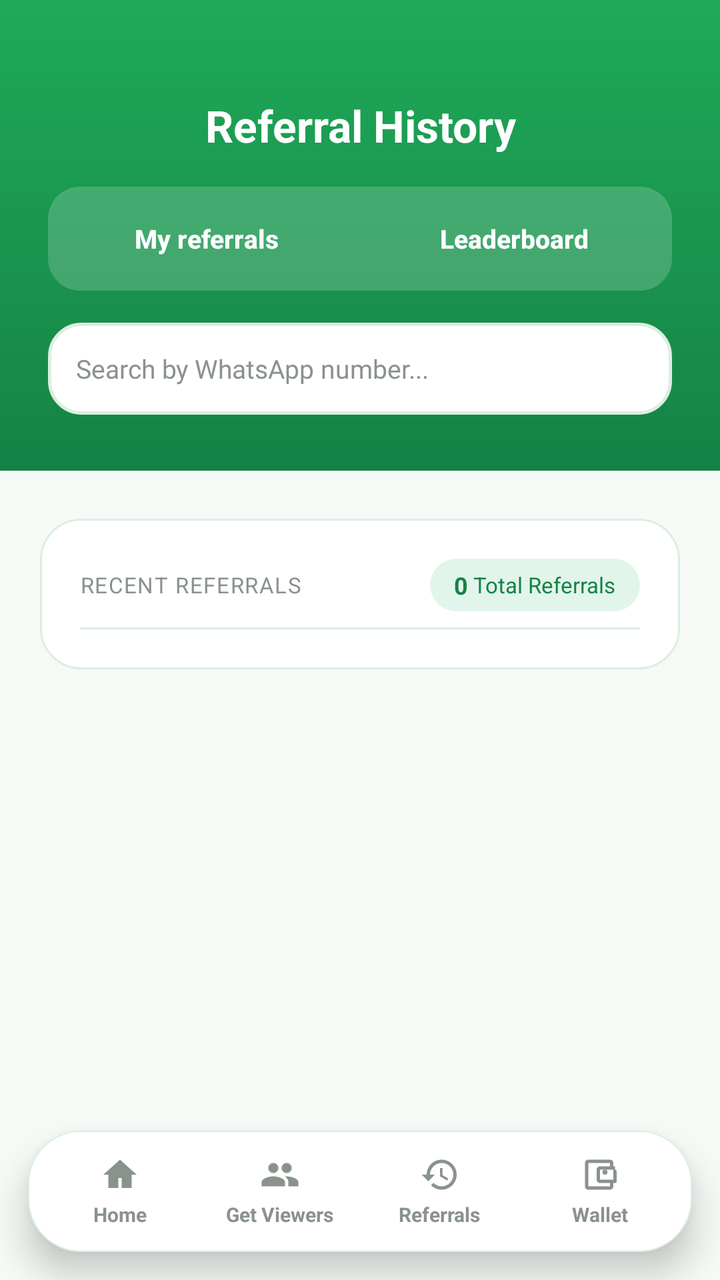
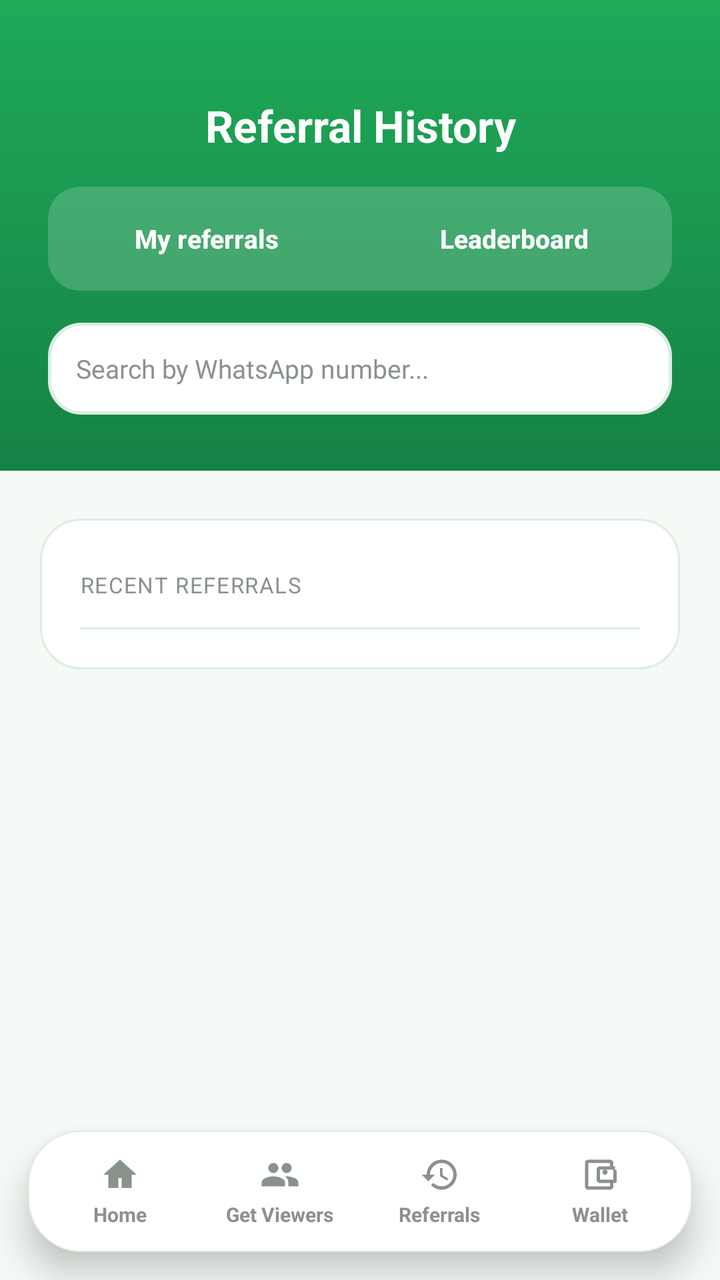

Compare the two renders of this Android layout. The source of the first and the diff that turns it into the second are given below.
<!-- AndroidManifest.xml: application theme Theme.VGKontact -->
<!-- res/layout/activity_history.xml -->
<?xml version="1.0" encoding="utf-8"?>
<FrameLayout xmlns:android="http://schemas.android.com/apk/res/android"
    xmlns:app="http://schemas.android.com/apk/res-auto"
    xmlns:tools="http://schemas.android.com/tools"
    android:layout_width="match_parent"
    android:layout_height="match_parent"
    android:background="@color/stats_card_fill">

<LinearLayout
    android:layout_width="match_parent"
    android:layout_height="match_parent"
    android:orientation="vertical">

    
    <LinearLayout
        android:layout_width="match_parent"
        android:layout_height="wrap_content"
        android:orientation="vertical"
        android:background="@drawable/header_gradient"
        android:paddingTop="48dp"
        android:paddingBottom="28dp"
        android:paddingStart="24dp"
        android:paddingEnd="24dp"
        android:gravity="center">

        <TextView
            android:layout_width="match_parent"
            android:layout_height="wrap_content"
            android:text="@string/title_history"
            android:textSize="22sp"
            android:textStyle="bold"
            android:textColor="@color/white"
            android:textAlignment="center" />

        
        <LinearLayout
            android:layout_width="match_parent"
            android:layout_height="wrap_content"
            android:orientation="horizontal"
            android:background="@drawable/header_tab_track_background"
            android:padding="4dp"
            android:layout_marginTop="16dp">

            <Button
                android:id="@+id/tabMyReferralsButton"
                android:layout_width="0dp"
                android:layout_height="44dp"
                android:layout_weight="1"
                android:text="@string/tab_my_referrals"
                android:textAllCaps="false"
                android:textSize="13sp"
                android:textStyle="bold"
                android:backgroundTint="@android:color/transparent"
                android:textColor="@color/white"
                app:cornerRadius="12dp"
                app:elevation="0dp"
                app:rippleColor="@color/vg_green_tint"
                android:stateListAnimator="@null"
                android:insetTop="0dp"
                android:insetBottom="0dp" />

            <Button
                android:id="@+id/tabLeaderboardButton"
                android:layout_width="0dp"
                android:layout_height="44dp"
                android:layout_weight="1"
                android:layout_marginStart="4dp"
                android:text="@string/tab_leaderboard"
                android:textAllCaps="false"
                android:textSize="13sp"
                android:textStyle="bold"
                android:backgroundTint="@android:color/transparent"
                android:textColor="@color/white"
                app:cornerRadius="12dp"
                app:elevation="0dp"
                app:rippleColor="@color/vg_green_tint"
                android:stateListAnimator="@null"
                android:insetTop="0dp"
                android:insetBottom="0dp" />

        </LinearLayout>

        
        <EditText
            android:id="@+id/myReferralsSearchInput"
            android:layout_width="match_parent"
            android:layout_height="46dp"
            android:hint="Search by WhatsApp number..."
            android:inputType="number"
            android:paddingStart="14dp"
            android:paddingEnd="14dp"
            android:background="@drawable/rect_box_background"
            android:textSize="13sp"
            android:textColor="@color/vg_dark"
            android:textColorHint="@color/text_muted"
            android:fontFamily="@font/poppins"
            android:imeOptions="actionDone"
            android:layout_marginTop="16dp" />

        <EditText
            android:id="@+id/historySearchInput"
            android:layout_width="match_parent"
            android:layout_height="46dp"
            android:hint="Search by WhatsApp number..."
            android:inputType="number"
            android:paddingStart="14dp"
            android:paddingEnd="14dp"
            android:background="@drawable/rect_box_background"
            android:textSize="13sp"
            android:textColor="@color/vg_dark"
            android:textColorHint="@color/text_muted"
            android:fontFamily="@font/poppins"
            android:imeOptions="actionDone"
            android:layout_marginTop="16dp"
            android:visibility="gone" />

    </LinearLayout>


    
    <TextView
        android:id="@+id/emptyText"
        android:layout_width="match_parent"
        android:layout_height="wrap_content"
        android:padding="24dp"
        android:gravity="center"
        android:textColor="@color/vg_dark"
        android:visibility="gone" />

    
    <ScrollView
        android:layout_width="match_parent"
        android:layout_height="0dp"
        android:layout_weight="1"
        android:clipToPadding="false"
        android:paddingBottom="88dp">

        <LinearLayout
            android:layout_width="match_parent"
            android:layout_height="wrap_content"
            android:orientation="vertical"
            android:paddingStart="20dp"
            android:paddingEnd="20dp"
            android:paddingTop="24dp"
            android:paddingBottom="24dp">

            
            <LinearLayout
                android:id="@+id/myReferralsPanel"
                android:layout_width="match_parent"
                android:layout_height="wrap_content"
                android:orientation="vertical"
                android:background="@drawable/card_background"
                android:padding="20dp"
                android:visibility="visible">

                
                <LinearLayout
                    android:id="@+id/myReferralsBreadcrumb"
                    android:layout_width="match_parent"
                    android:layout_height="wrap_content"
                    android:orientation="horizontal"
                    android:gravity="center_vertical"
                    android:background="@drawable/freq_summary_pill_background"
                    android:paddingTop="10dp"
                    android:paddingBottom="10dp"
                    android:paddingStart="12dp"
                    android:paddingEnd="12dp"
                    android:layout_marginBottom="16dp"
                    android:clickable="true"
                    android:focusable="true"
                    android:visibility="gone">

                    <ImageView
                        android:id="@+id/breadcrumbBackButton"
                        android:layout_width="18dp"
                        android:layout_height="18dp"
                        android:src="@drawable/ic_chevron_left"
                        app:tint="@color/vg_green_dark" />

                    <TextView
                        android:id="@+id/breadcrumbPathText"
                        android:layout_width="0dp"
                        android:layout_height="wrap_content"
                        android:layout_weight="1"
                        android:textSize="13sp"
                        android:textStyle="bold"
                        android:fontFamily="@font/poppins"
                        android:textColor="@color/vg_green_dark"
                        android:gravity="center"
                        android:ellipsize="end"
                        android:maxLines="1" />

                </LinearLayout>

                
                <LinearLayout
                    android:id="@+id/recentReferralsHeaderRow"
                    android:layout_width="match_parent"
                    android:layout_height="wrap_content"
                    android:orientation="horizontal"
                    android:gravity="center_vertical"
                    android:paddingBottom="8dp">

                    <TextView
                        android:id="@+id/recentReferralsLabel"
                        android:layout_width="0dp"
                        android:layout_height="wrap_content"
                        android:layout_weight="1"
                        android:text="RECENT REFERRALS"
                        android:textSize="11sp"
                        android:textAllCaps="true"
                        android:letterSpacing="0.05"
                        android:textColor="@color/text_muted" />

                    <LinearLayout
                        android:id="@+id/headerTotalPill"
                        android:layout_width="wrap_content"
                        android:layout_height="wrap_content"
                        android:orientation="horizontal"
                        android:gravity="center_vertical"
                        android:background="@drawable/freq_summary_pill_background"
                        android:paddingStart="12dp"
                        android:paddingEnd="12dp"
                        android:paddingTop="5dp"
                        android:paddingBottom="5dp">

                        <TextView
                            android:id="@+id/myReferralsTotalText"
                            android:layout_width="wrap_content"
                            android:layout_height="wrap_content"
                            android:text="0"
                            android:textSize="12sp"
                            android:textStyle="bold"
                            android:textColor="@color/vg_green_dark" />

                        <TextView
                            android:layout_width="wrap_content"
                            android:layout_height="wrap_content"
                            android:text=" Total Referrals"
                            android:textSize="11sp"
                            android:textColor="@color/vg_green_dark" />

                    </LinearLayout>

                </LinearLayout>

                <View
                    android:layout_width="match_parent"
                    android:layout_height="1dp"
                    android:background="@color/stats_card_border" />

                
                <LinearLayout
                    android:id="@+id/myReferralsListContainer"
                    android:layout_width="match_parent"
                    android:layout_height="wrap_content"
                    android:orientation="vertical" />


                
                <TextView
                    android:id="@+id/myReferralsEmptyText"
                    android:layout_width="match_parent"
                    android:layout_height="wrap_content"
                    android:padding="24dp"
                    android:gravity="center"
                    android:textSize="13sp"
                    android:textColor="@color/text_muted"
                    android:text="No referrals yet."
                    android:visibility="gone" />

                
                <TextView
                    android:id="@+id/myReferralsNoResultsText"
                    android:layout_width="match_parent"
                    android:layout_height="wrap_content"
                    android:padding="24dp"
                    android:gravity="center"
                    android:textSize="13sp"
                    android:textColor="@color/text_muted"
                    android:visibility="gone" />

                
                <HorizontalScrollView
                    android:id="@+id/myReferralsPagerScroll"
                    android:layout_width="match_parent"
                    android:layout_height="wrap_content"
                    android:layout_marginTop="16dp"
                    android:scrollbars="none"
                    android:visibility="gone">

                    <LinearLayout
                        android:id="@+id/myReferralsPagerContainer"
                        android:layout_width="wrap_content"
                        android:layout_height="wrap_content"
                        android:orientation="horizontal"
                        android:gravity="center" />

                </HorizontalScrollView>

            </LinearLayout>

            
            <LinearLayout
                android:id="@+id/leaderboardPanel"
                android:layout_width="match_parent"
                android:layout_height="wrap_content"
                android:orientation="vertical"
                android:background="@drawable/card_background"
                android:padding="20dp"
                android:layout_marginTop="16dp"
                android:visibility="gone">

                
                <LinearLayout
                    android:layout_width="match_parent"
                    android:layout_height="wrap_content"
                    android:orientation="horizontal"
                    android:paddingBottom="8dp">

                    <TextView
                        android:layout_width="0dp"
                        android:layout_height="wrap_content"
                        android:layout_weight="1"
                        android:text="@string/history_column_number"
                        android:textSize="11sp"
                        android:textAllCaps="true"
                        android:letterSpacing="0.05"
                        android:textColor="@color/text_muted" />

                    <TextView
                        android:layout_width="wrap_content"
                        android:layout_height="wrap_content"
                        android:text="@string/history_column_referrals"
                        android:textSize="11sp"
                        android:textAllCaps="true"
                        android:letterSpacing="0.05"
                        android:textColor="@color/text_muted" />

                </LinearLayout>

                <View
                    android:layout_width="match_parent"
                    android:layout_height="1dp"
                    android:background="@color/stats_card_border" />

                
                <LinearLayout
                    android:id="@+id/dayListContainer"
                    android:layout_width="match_parent"
                    android:layout_height="wrap_content"
                    android:orientation="vertical" />

                
                <TextView
                    android:id="@+id/noResultsText"
                    android:layout_width="match_parent"
                    android:layout_height="wrap_content"
                    android:padding="24dp"
                    android:gravity="center"
                    android:textSize="13sp"
                    android:textColor="@color/text_muted"
                    android:visibility="gone" />

                
                <HorizontalScrollView
                    android:id="@+id/historyPagerScroll"
                    android:layout_width="match_parent"
                    android:layout_height="wrap_content"
                    android:layout_marginTop="16dp"
                    android:scrollbars="none"
                    android:visibility="gone">

                    <LinearLayout
                        android:id="@+id/historyPagerContainer"
                        android:layout_width="wrap_content"
                        android:layout_height="wrap_content"
                        android:orientation="horizontal"
                        android:gravity="center" />

                </HorizontalScrollView>

            </LinearLayout>

        </LinearLayout>

    </ScrollView>

</LinearLayout>

    <include layout="@layout/bottom_nav_bar" />

    <include layout="@layout/view_loading_overlay" />

</FrameLayout>
<!-- res/layout/bottom_nav_bar.xml (included above) -->
<?xml version="1.0" encoding="utf-8"?>
<LinearLayout xmlns:android="http://schemas.android.com/apk/res/android"
    xmlns:app="http://schemas.android.com/apk/res-auto"
    android:id="@+id/bottomNavBar"
    android:layout_width="match_parent"
    android:layout_height="wrap_content"
    android:layout_gravity="bottom"
    android:layout_marginStart="14dp"
    android:layout_marginEnd="14dp"
    android:layout_marginBottom="14dp"
    android:orientation="horizontal"
    android:background="@drawable/floating_nav_background"
    android:elevation="10dp"
    android:paddingTop="6dp"
    android:paddingBottom="6dp"
    android:paddingStart="6dp"
    android:paddingEnd="6dp">

    <LinearLayout
        android:id="@+id/navHomeTab"
        android:layout_width="0dp"
        android:layout_height="wrap_content"
        android:layout_weight="1"
        android:orientation="vertical"
        android:gravity="center"
        android:clickable="true"
        android:focusable="true"
        android:background="?android:attr/selectableItemBackgroundBorderless"
        android:paddingTop="6dp"
        android:paddingBottom="6dp">

        <ImageView
            android:id="@+id/navHomeIcon"
            android:layout_width="20dp"
            android:layout_height="20dp"
            android:src="@drawable/ic_home"
            app:tint="@color/text_muted" />

        <TextView
            android:id="@+id/navHomeLabel"
            android:layout_width="wrap_content"
            android:layout_height="wrap_content"
            android:layout_marginTop="3dp"
            android:text="@string/nav_home"
            android:textSize="10sp"
            android:textStyle="bold"
            android:textColor="@color/text_muted" />

    </LinearLayout>

    <LinearLayout
        android:id="@+id/navUpgradeTab"
        android:layout_width="0dp"
        android:layout_height="wrap_content"
        android:layout_weight="1"
        android:orientation="vertical"
        android:gravity="center"
        android:clickable="true"
        android:focusable="true"
        android:background="?android:attr/selectableItemBackgroundBorderless"
        android:paddingTop="6dp"
        android:paddingBottom="6dp">

        <ImageView
            android:id="@+id/navUpgradeIcon"
            android:layout_width="20dp"
            android:layout_height="20dp"
            android:src="@drawable/ic_contacts"
            app:tint="@color/text_muted" />

        <TextView
            android:id="@+id/navUpgradeLabel"
            android:layout_width="wrap_content"
            android:layout_height="wrap_content"
            android:layout_marginTop="3dp"
            android:text="@string/nav_upgrade"
            android:textSize="10sp"
            android:textStyle="bold"
            android:textColor="@color/text_muted" />

    </LinearLayout>

    <LinearLayout
        android:id="@+id/navHistoryTab"
        android:layout_width="0dp"
        android:layout_height="wrap_content"
        android:layout_weight="1"
        android:orientation="vertical"
        android:gravity="center"
        android:clickable="true"
        android:focusable="true"
        android:background="?android:attr/selectableItemBackgroundBorderless"
        android:paddingTop="6dp"
        android:paddingBottom="6dp">

        <ImageView
            android:id="@+id/navHistoryIcon"
            android:layout_width="20dp"
            android:layout_height="20dp"
            android:src="@drawable/ic_history"
            app:tint="@color/text_muted" />

        <TextView
            android:id="@+id/navHistoryLabel"
            android:layout_width="wrap_content"
            android:layout_height="wrap_content"
            android:layout_marginTop="3dp"
            android:text="@string/nav_history"
            android:textSize="10sp"
            android:textStyle="bold"
            android:textColor="@color/text_muted" />

    </LinearLayout>

    <LinearLayout
        android:id="@+id/navWalletTab"
        android:layout_width="0dp"
        android:layout_height="wrap_content"
        android:layout_weight="1"
        android:orientation="vertical"
        android:gravity="center"
        android:clickable="true"
        android:focusable="true"
        android:background="?android:attr/selectableItemBackgroundBorderless"
        android:paddingTop="6dp"
        android:paddingBottom="6dp">

        <ImageView
            android:id="@+id/navWalletIcon"
            android:layout_width="20dp"
            android:layout_height="20dp"
            android:src="@drawable/ic_wallet"
            app:tint="@color/text_muted" />

        <TextView
            android:id="@+id/navWalletLabel"
            android:layout_width="wrap_content"
            android:layout_height="wrap_content"
            android:layout_marginTop="3dp"
            android:text="@string/nav_wallet"
            android:textSize="10sp"
            android:textStyle="bold"
            android:textColor="@color/text_muted" />

    </LinearLayout>

</LinearLayout>
<!-- res/layout/view_loading_overlay.xml (included above) -->
<?xml version="1.0" encoding="utf-8"?>
<FrameLayout xmlns:android="http://schemas.android.com/apk/res/android"
    android:id="@+id/loadingOverlay"
    android:layout_width="match_parent"
    android:layout_height="match_parent"
    android:background="@color/white"
    android:clickable="true"
    android:focusable="true"
    android:elevation="20dp"
    android:visibility="gone">

    <ProgressBar
        android:layout_width="wrap_content"
        android:layout_height="wrap_content"
        android:layout_gravity="center"
        android:indeterminateTint="@color/vg_green" />

</FrameLayout>
<!-- resources referenced by this layout -->
<resources>
  <color name="stats_card_border">#DCEEE1</color>
  <color name="stats_card_fill">#F5FAF6</color>
  <color name="text_muted">#8A928C</color>
  <color name="vg_dark">#111B21</color>
  <color name="vg_green">#1FAA59</color>
  <color name="vg_green_dark">#158245</color>
  <color name="vg_green_tint">#E1F5EB</color>
  <color name="white">#FFFFFF</color>
  <!-- drawable card_background (drawable) -->
  <?xml version="1.0" encoding="utf-8"?>
  <shape xmlns:android="http://schemas.android.com/apk/res/android"
      android:shape="rectangle">
      <solid android:color="@color/white" />
      <corners android:radius="20dp" />
      <stroke android:width="1dp" android:color="@color/stats_card_border" />
  </shape>
  <!-- drawable floating_nav_background (drawable) -->
  <?xml version="1.0" encoding="utf-8"?>
  <shape xmlns:android="http://schemas.android.com/apk/res/android"
      android:shape="rectangle">
      <solid android:color="@color/white" />
      <corners android:radius="26dp" />
      <stroke
          android:width="0.5dp"
          android:color="@color/stats_card_border" />
  </shape>
  <!-- drawable freq_summary_pill_background (drawable) -->
  <?xml version="1.0" encoding="utf-8"?>
  <shape xmlns:android="http://schemas.android.com/apk/res/android"
      android:shape="rectangle">
      <solid android:color="@color/vg_green_tint" />
      <corners android:radius="26dp" />
  </shape>
  <!-- drawable header_gradient (drawable) -->
  <?xml version="1.0" encoding="utf-8"?>
  <shape xmlns:android="http://schemas.android.com/apk/res/android"
      android:shape="rectangle">
      <gradient
          android:angle="270"
          android:startColor="@color/vg_green"
          android:endColor="@color/vg_green_dark" />
  </shape>
  <!-- drawable header_tab_track_background (drawable) -->
  <?xml version="1.0" encoding="utf-8"?>
  <shape xmlns:android="http://schemas.android.com/apk/res/android"
      android:shape="rectangle">
  
      <solid android:color="#2EFFFFFF" />
  
      <corners android:radius="16dp" />
  
  </shape>
  <!-- drawable ic_chevron_left (drawable) -->
  <vector xmlns:android="http://schemas.android.com/apk/res/android"
      android:width="24dp"
      android:height="24dp"
      android:viewportWidth="24"
      android:viewportHeight="24">
      <path
          android:fillColor="#FF000000"
          android:pathData="M15,18l-6,-6 6,-6 -1.41,-1.41L6.17,12l7.42,7.41z"/>
  </vector>
  <!-- drawable ic_home (drawable) -->
  <vector xmlns:android="http://schemas.android.com/apk/res/android"
      android:width="24dp"
      android:height="24dp"
      android:viewportWidth="24"
      android:viewportHeight="24">
      <path
          android:fillColor="#FF000000"
          android:pathData="M12,3L2,12h3v8h6v-6h2v6h6v-8h3L12,3z"/>
  </vector>
  <!-- drawable rect_box_background (drawable) -->
  <?xml version="1.0" encoding="utf-8"?>
  <shape xmlns:android="http://schemas.android.com/apk/res/android"
      android:shape="rectangle">
      <solid android:color="@color/white" />
      <corners android:radius="16dp" />
      <stroke
          android:width="1.5dp"
          android:color="@color/stats_card_border" />
  </shape>
  <string name="history_column_number">Affiliate Number</string>
  <string name="history_column_referrals">Referrals</string>
  <string name="nav_history">Referrals</string>
  <string name="nav_home">Home</string>
  <string name="nav_upgrade">Get Viewers</string>
  <string name="nav_wallet">Wallet</string>
  <string name="tab_leaderboard">Leaderboard</string>
  <string name="tab_my_referrals">My referrals</string>
  <string name="title_history">Referral History</string>
  <style name="VGKontactPopupMenu" parent="Widget.MaterialComponents.PopupMenu">
          <item name="android:popupBackground">@android:color/white</item>
      </style>
  <!-- unchanged entries left out for length: 4 -->
</resources>

<!-- the commit's change to res/layout/activity_history.xml (unified diff, before → after) -->
@@ -116,6 +116,14 @@
 
     </LinearLayout>
 
+    
+    <ProgressBar
+        android:id="@+id/progressBar"
+        android:layout_width="wrap_content"
+        android:layout_height="wrap_content"
+        android:layout_gravity="center"
+        android:layout_marginTop="24dp"
+        android:visibility="gone" />
 
     
     <TextView
@@ -223,13 +231,14 @@
                         android:paddingStart="12dp"
                         android:paddingEnd="12dp"
                         android:paddingTop="5dp"
-                        android:paddingBottom="5dp">
+                        android:paddingBottom="5dp"
+                        android:visibility="invisible">
 
                         <TextView
                             android:id="@+id/myReferralsTotalText"
                             android:layout_width="wrap_content"
                             android:layout_height="wrap_content"
-                            android:text="0"
+                            android:text=""
                             android:textSize="12sp"
                             android:textStyle="bold"
                             android:textColor="@color/vg_green_dark" />
